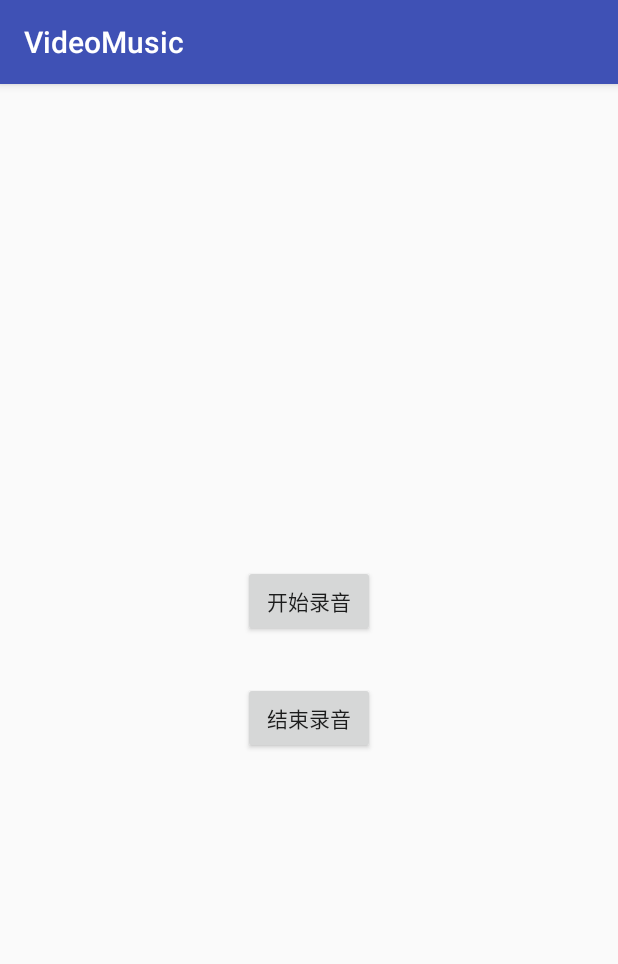
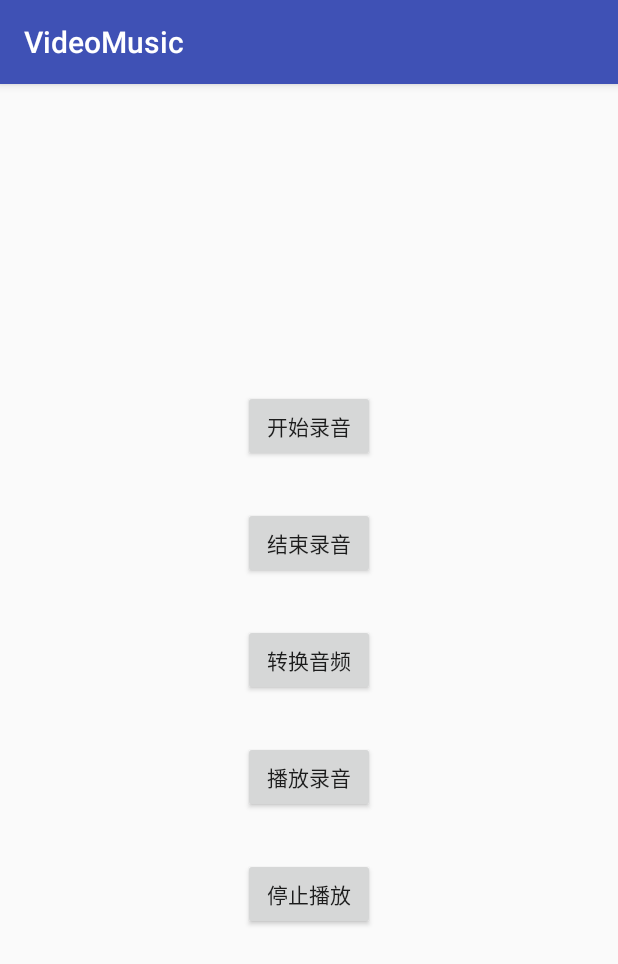
Before and after one commit to doctorji/androidvideomusic, an Android app: the AudioRecordActivity screen opened directly, with no data from a screen before it, on a phone screen of 412 x 824 dp. Shown: the top 964 px of the screen. Run offline under Robolectric (Android 15) with nearby library versions, the phone set to English and light mode, and no system bars.

Commit message:
上传audiorecorder录音的内容

```diff
--- a/app/build.gradle
+++ b/app/build.gradle
@@ -1,7 +1,7 @@
 apply plugin: 'com.android.application'
 
 android {
-    compileSdkVersion 25
+    compileSdkVersion 26
     buildToolsVersion "26.0.0"
     defaultConfig {
         applicationId "com.niuniu.videomusic"
@@ -24,7 +24,8 @@ dependencies {
     androidTestCompile('com.android.support.test.espresso:espresso-core:2.2.2', {
         exclude group: 'com.android.support', module: 'support-annotations'
     })
-    compile 'com.android.support:appcompat-v7:25.3.1'
+    compile 'com.android.support:appcompat-v7:26.+'
     testCompile 'junit:junit:4.12'
     compile 'com.android.support.constraint:constraint-layout:1.0.2'
+
 }
--- a/app/src/main/AndroidManifest.xml
+++ b/app/src/main/AndroidManifest.xml
@@ -20,7 +20,7 @@
             </intent-filter>
         </activity>
         <activity android:name=".imageshow.ImageShowActivity" />
-        <activity android:name=".audio.AudioRecordActivity"></activity>
+        <activity android:name=".audio.AudioRecordActivity" />
     </application>
 
 </manifest>
--- a/app/src/main/java/com/niuniu/videomusic/MainActivity.java
+++ b/app/src/main/java/com/niuniu/videomusic/MainActivity.java
@@ -1,7 +1,6 @@
 package com.niuniu.videomusic;
 
 import android.content.Intent;
-import android.media.AudioRecord;
 import android.os.Bundle;
 import android.support.v7.app.AppCompatActivity;
 import android.view.View;
@@ -17,6 +16,7 @@ public class MainActivity extends AppCompatActivity implements View.OnClickListe
         setContentView(R.layout.activity_main);
         findViewById(R.id.bt_image).setOnClickListener(this);
         findViewById(R.id.bt_audio).setOnClickListener(this);
+        findViewById(R.id.bt_im).setOnClickListener(this);
     }
 
     @Override
@@ -28,6 +28,7 @@ public class MainActivity extends AppCompatActivity implements View.OnClickListe
             case R.id.bt_audio:
                 startActivity(new Intent(this, AudioRecordActivity.class));
                 break;
+
         }
     }
 }
--- a/app/src/main/res/layout/activity_audio_record.xml
+++ b/app/src/main/res/layout/activity_audio_record.xml
@@ -17,4 +17,23 @@
         android:layout_marginTop="30dp"
         android:text="结束录音"/>
 
+    <Button
+        android:id="@+id/bt_cert"
+        android:layout_width="wrap_content"
+        android:layout_height="wrap_content"
+        android:layout_marginTop="30dp"
+        android:text="转换音频"/>
+    <Button
+        android:id="@+id/bt_play"
+        android:layout_width="wrap_content"
+        android:layout_height="wrap_content"
+        android:layout_marginTop="30dp"
+        android:text="播放录音"/>
+    <Button
+        android:id="@+id/bt_stop_play"
+        android:layout_width="wrap_content"
+        android:layout_height="wrap_content"
+        android:layout_marginTop="30dp"
+        android:text="停止播放"/>
+
 </LinearLayout>
--- a/app/src/main/res/layout/activity_main.xml
+++ b/app/src/main/res/layout/activity_main.xml
@@ -19,4 +19,10 @@
         android:layout_height="wrap_content"
         android:text=" AudioRecord 采集音频PCM" />
 
+    <Button
+        android:id="@+id/bt_im"
+        android:layout_width="wrap_content"
+        android:layout_height="wrap_content"
+        android:text="图片生成" />
+
 </LinearLayout>
```
Also changed, not shown: app/src/main/java/com/niuniu/videomusic/audio/AudioRecordActivity.java (+140 -2 lines), app/src/main/java/com/niuniu/videomusic/audio/GlobalConfig.java (added, +24 -0 lines).
